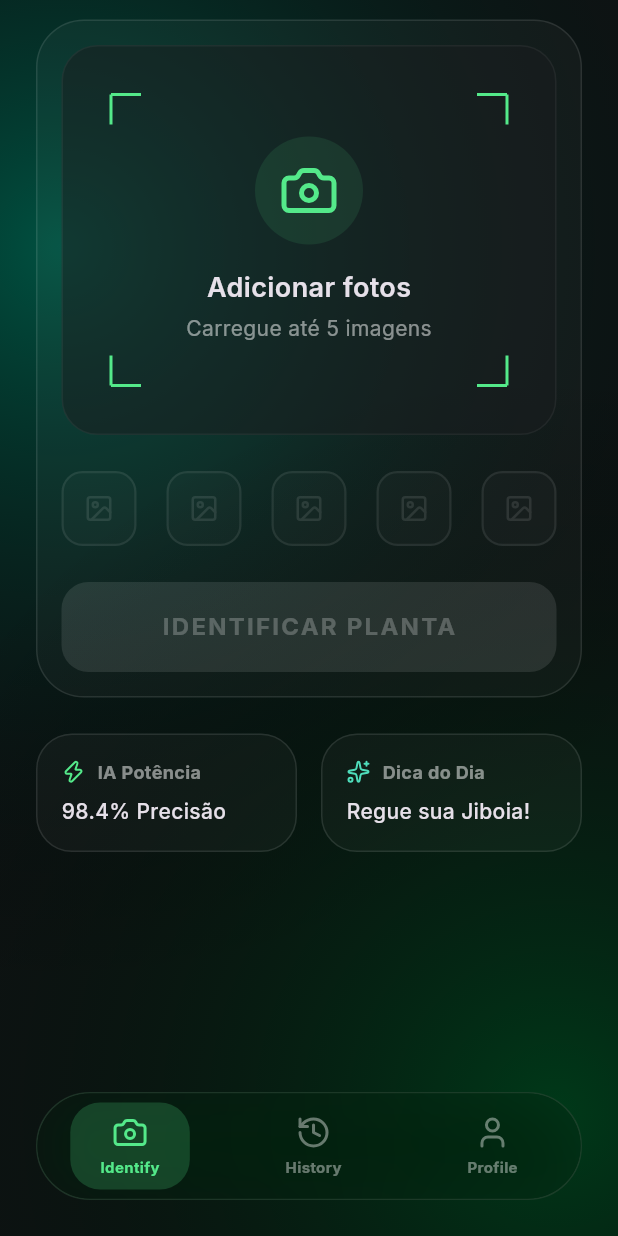
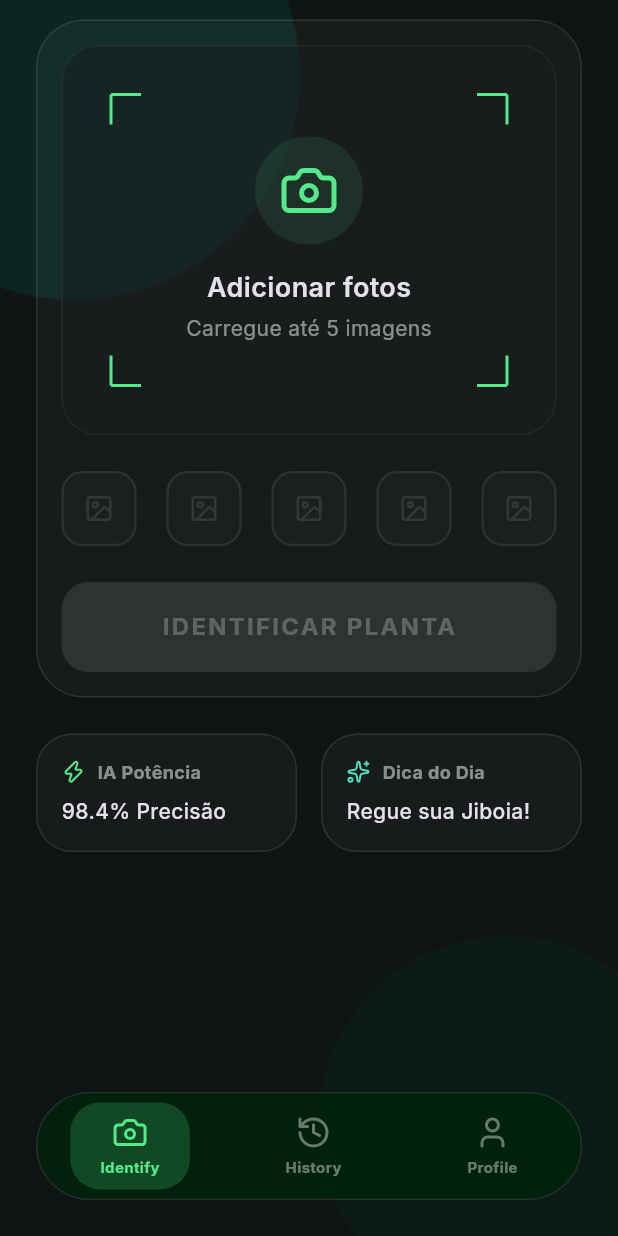
Before and after one commit to Adrianogb/Plant-AI, a Flutter app: the screen it shows after launch, scrolled down 226 dp, on a phone screen of 412 x 824 dp. Run offline on Flutter 3.47's test engine with Material 3 defaults, Android fonts, the phone set to English and light mode, and no system bars; our stand-ins replace dio, google_fonts, image_picker, lucide_icons; network calls fail.

Commit message:
perf: Optimize FPS by simplifying blurs and gradients, and adding RepaintBoundary

```diff
--- a/lib/main.dart
+++ b/lib/main.dart
@@ -166,25 +166,33 @@ class _MainScreenState extends State<MainScreen> {
       body: Stack(
         children: [
           // Background Gradient Aesthetic
+          // Optimized Background (simpler gradients for better FPS)
           Positioned.fill(
             child: Container(
-              decoration: const BoxDecoration(
-                gradient: RadialGradient(
-                  center: Alignment(-0.8, -0.6),
-                  radius: 1.2,
-                  colors: [Color(0xFF005141), Colors.transparent],
-                ),
+              color: const Color(0xFF101415),
+            ),
+          ),
+          Positioned(
+            top: -100,
+            left: -100,
+            child: Container(
+              width: 300,
+              height: 300,
+              decoration: BoxDecoration(
+                shape: BoxShape.circle,
+                color: const Color(0xFF005141).withOpacity(0.3),
               ),
             ),
           ),
-          Positioned.fill(
+          Positioned(
+            bottom: -50,
+            right: -50,
             child: Container(
-              decoration: const BoxDecoration(
-                gradient: RadialGradient(
-                  center: Alignment(0.8, 0.8),
-                  radius: 1.2,
-                  colors: [Color(0xFF003919), Colors.transparent],
-                ),
+              width: 250,
+              height: 250,
+              decoration: BoxDecoration(
+                shape: BoxShape.circle,
+                color: const Color(0xFF003919).withOpacity(0.2),
               ),
             ),
           ),
@@ -263,8 +271,9 @@ class _MainScreenState extends State<MainScreen> {
   }
 
   Widget _buildUploadCard() {
-    return Container(
-      padding: const EdgeInsets.all(16),
+    return RepaintBoundary(
+      child: Container(
+        padding: const EdgeInsets.all(16),
       decoration: BoxDecoration(
         color: Colors.white.withOpacity(0.03),
         borderRadius: BorderRadius.circular(32),
@@ -341,8 +350,9 @@ class _MainScreenState extends State<MainScreen> {
           ),
         ],
       ),
-    );
-  }
+    ),
+  );
+}
 
   Widget _buildPhotoSlot(int index) {
     bool hasImage = index < _selectedImages.length;
@@ -418,8 +428,8 @@ class _MainScreenState extends State<MainScreen> {
       ),
       child: ClipRRect(
         borderRadius: BorderRadius.circular(36),
-        child: BackdropFilter(
-          filter: ImageFilter.blur(sigmaX: 20, sigmaY: 20),
+        child: Container(
+          color: const Color(0xFF00210C).withOpacity(0.9), // Opacidade fixa é muito mais leve que blur
           child: Row(
             mainAxisAlignment: MainAxisAlignment.spaceAround,
             children: [
```
